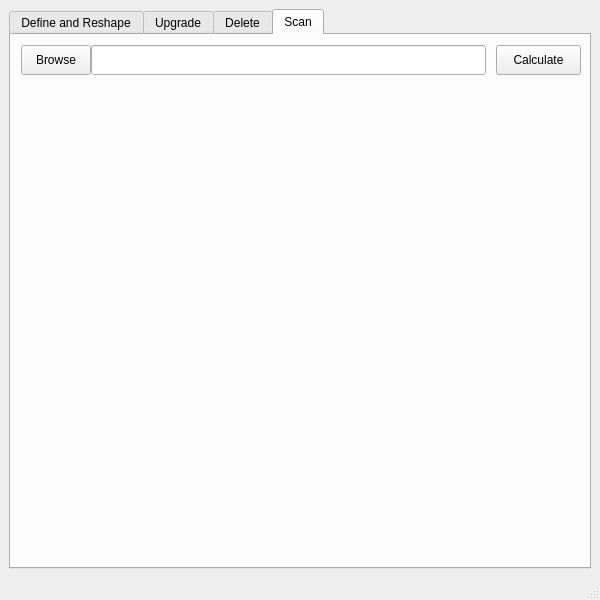
Before: the Qt Designer form mainwindow.ui in pricyspark/ArtifactSort-GI, drawn with Qt 5.
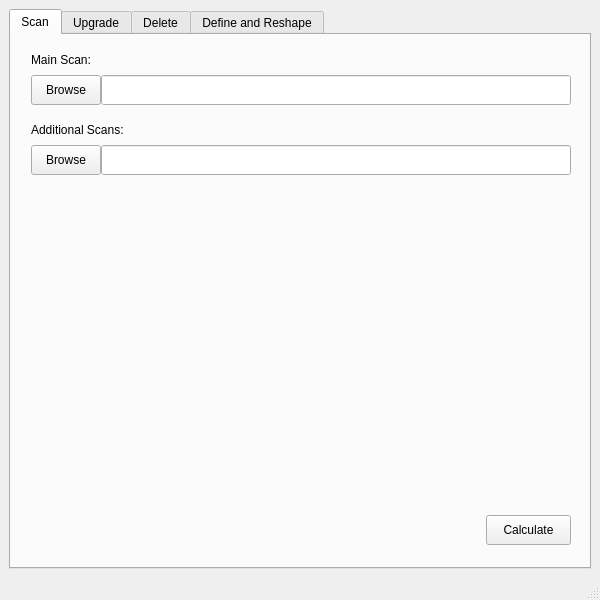
After: the same form once the commit is applied. The open tabs and pages were chosen to show the change.

Commit message: Add scan importing and resin analysis to GUI

```diff
--- a/mainwindow.ui
+++ b/mainwindow.ui
@@ -32,6 +32,133 @@
       <property name="currentIndex">
        <number>0</number>
       </property>
+      <widget class="QWidget" name="scan_tab">
+       <attribute name="title">
+        <string>Scan</string>
+       </attribute>
+       <widget class="QPushButton" name="mainBrowseButton">
+        <property name="geometry">
+         <rect>
+          <x>20</x>
+          <y>40</y>
+          <width>70</width>
+          <height>30</height>
+         </rect>
+        </property>
+        <property name="text">
+         <string>Browse</string>
+        </property>
+       </widget>
+       <widget class="QLineEdit" name="mainFilepathLine">
+        <property name="geometry">
+         <rect>
+          <x>90</x>
+          <y>40</y>
+          <width>470</width>
+          <height>30</height>
+         </rect>
+        </property>
+        <property name="text">
+         <string/>
+        </property>
+       </widget>
+       <widget class="QPushButton" name="calcScanButton">
+        <property name="geometry">
+         <rect>
+          <x>475</x>
+          <y>480</y>
+          <width>85</width>
+          <height>30</height>
+         </rect>
+        </property>
+        <property name="text">
+         <string>Calculate</string>
+        </property>
+       </widget>
+       <widget class="QLabel" name="main">
+        <property name="geometry">
+         <rect>
+          <x>20</x>
+          <y>10</y>
+          <width>100</width>
+          <height>30</height>
+         </rect>
+        </property>
+        <property name="text">
+         <string>Main Scan:</string>
+        </property>
+       </widget>
+       <widget class="QLabel" name="extra">
+        <property name="geometry">
+         <rect>
+          <x>20</x>
+          <y>80</y>
+          <width>100</width>
+          <height>30</height>
+         </rect>
+        </property>
+        <property name="text">
+         <string>Additional Scans:</string>
+        </property>
+       </widget>
+       <widget class="QPushButton" name="extraBrowseButton">
+        <property name="geometry">
+         <rect>
+          <x>20</x>
+          <y>110</y>
+          <width>70</width>
+          <height>30</height>
+         </rect>
+        </property>
+        <property name="text">
+         <string>Browse</string>
+        </property>
+       </widget>
+       <widget class="QLineEdit" name="extraFilepathLine">
+        <property name="geometry">
+         <rect>
+          <x>90</x>
+          <y>110</y>
+          <width>470</width>
+          <height>30</height>
+         </rect>
+        </property>
+        <property name="text">
+         <string/>
+        </property>
+       </widget>
+      </widget>
+      <widget class="QWidget" name="upgrade_tab">
+       <attribute name="title">
+        <string>Upgrade</string>
+       </attribute>
+       <layout class="QHBoxLayout" name="horizontalLayout_2">
+        <item>
+         <widget class="QTextBrowser" name="upgradeBox"/>
+        </item>
+       </layout>
+      </widget>
+      <widget class="QWidget" name="delete_tab">
+       <attribute name="title">
+        <string>Delete</string>
+       </attribute>
+       <layout class="QHBoxLayout" name="horizontalLayout_3">
+        <item>
+         <widget class="QTextBrowser" name="deleteBox">
+          <property name="html">
+           <string>&lt;!DOCTYPE HTML PUBLIC &quot;-//W3C//DTD HTML 4.0//EN&quot; &quot;http://www.w3.org/TR/REC-html40/strict.dtd&quot;&gt;
+&lt;html&gt;&lt;head&gt;&lt;meta name=&quot;qrichtext&quot; content=&quot;1&quot; /&gt;&lt;meta charset=&quot;utf-8&quot; /&gt;&lt;style type=&quot;text/css&quot;&gt;
+p, li { white-space: pre-wrap; }
+hr { height: 1px; border-width: 0; }
+li.unchecked::marker { content: &quot;\2610&quot;; }
+li.checked::marker { content: &quot;\2612&quot;; }
+&lt;/style&gt;&lt;/head&gt;&lt;body style=&quot; font-family:'Segoe UI'; font-size:9pt; font-weight:400; font-style:normal;&quot;&gt;
+&lt;p style=&quot;-qt-paragraph-type:empty; margin-top:0px; margin-bottom:0px; margin-left:0px; margin-right:0px; -qt-block-indent:0; text-indent:0px;&quot;&gt;&lt;br /&gt;&lt;/p&gt;&lt;/body&gt;&lt;/html&gt;</string>
+          </property>
+         </widget>
+        </item>
+       </layout>
+      </widget>
       <widget class="QWidget" name="define_tab">
        <attribute name="title">
         <string>Define and Reshape</string>
@@ -410,81 +537,6 @@
         </property>
        </widget>
       </widget>
-      <widget class="QWidget" name="upgrade_tab">
-       <attribute name="title">
-        <string>Upgrade</string>
-       </attribute>
-       <layout class="QHBoxLayout" name="horizontalLayout_2">
-        <item>
-         <widget class="QTextBrowser" name="upgradeBox"/>
-        </item>
-       </layout>
-      </widget>
-      <widget class="QWidget" name="delete_tab">
-       <attribute name="title">
-        <string>Delete</string>
-       </attribute>
-       <layout class="QHBoxLayout" name="horizontalLayout_3">
-        <item>
-         <widget class="QTextBrowser" name="deleteBox">
-          <property name="html">
-           <string>&lt;!DOCTYPE HTML PUBLIC &quot;-//W3C//DTD HTML 4.0//EN&quot; &quot;http://www.w3.org/TR/REC-html40/strict.dtd&quot;&gt;
-&lt;html&gt;&lt;head&gt;&lt;meta name=&quot;qrichtext&quot; content=&quot;1&quot; /&gt;&lt;meta charset=&quot;utf-8&quot; /&gt;&lt;style type=&quot;text/css&quot;&gt;
-p, li { white-space: pre-wrap; }
-hr { height: 1px; border-width: 0; }
-li.unchecked::marker { content: &quot;\2610&quot;; }
-li.checked::marker { content: &quot;\2612&quot;; }
-&lt;/style&gt;&lt;/head&gt;&lt;body style=&quot; font-family:'Segoe UI'; font-size:9pt; font-weight:400; font-style:normal;&quot;&gt;
-&lt;p style=&quot;-qt-paragraph-type:empty; margin-top:0px; margin-bottom:0px; margin-left:0px; margin-right:0px; -qt-block-indent:0; text-indent:0px;&quot;&gt;&lt;br /&gt;&lt;/p&gt;&lt;/body&gt;&lt;/html&gt;</string>
-          </property>
-         </widget>
-        </item>
-       </layout>
-      </widget>
-      <widget class="QWidget" name="scan_tab">
-       <attribute name="title">
-        <string>Scan</string>
-       </attribute>
-       <widget class="QPushButton" name="browseButton">
-        <property name="geometry">
-         <rect>
-          <x>10</x>
-          <y>10</y>
-          <width>70</width>
-          <height>30</height>
-         </rect>
-        </property>
-        <property name="text">
-         <string>Browse</string>
-        </property>
-       </widget>
-       <widget class="QLineEdit" name="filepathLine">
-        <property name="geometry">
-         <rect>
-          <x>80</x>
-          <y>10</y>
-          <width>395</width>
-          <height>30</height>
-         </rect>
-        </property>
-        <property name="text">
-         <string/>
-        </property>
-       </widget>
-       <widget class="QPushButton" name="calcScanButton">
-        <property name="geometry">
-         <rect>
-          <x>485</x>
-          <y>10</y>
-          <width>85</width>
-          <height>30</height>
-         </rect>
-        </property>
-        <property name="text">
-         <string>Calculate</string>
-        </property>
-       </widget>
-      </widget>
      </widget>
     </item>
    </layout>
```
Left out of the diff: 8 changed lines with no effect on the pictures. The commit also changes 1 other file.
